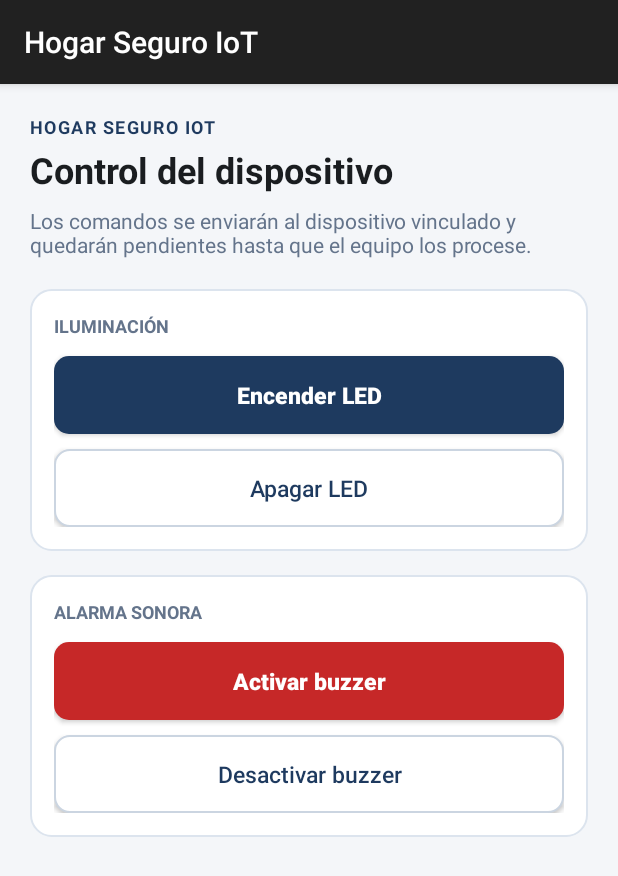
After one commit to Loreto-ISO/prueba-iot2, an Android app: the ControlActivity screen opened directly, with no data from a screen before it, on a phone screen of 412 x 824 dp. The commit adds this screen. Shown: the top 876 px of the screen. Run offline under Robolectric (Android 15) with nearby library versions, the phone set to English and light mode, and no system bars; our stand-ins replace Firebase (no records; nobody signed in at launch, a user with empty details on screens opened directly).

Commit message:
feat: add authenticated actuator controls

```diff
--- a/app/src/main/AndroidManifest.xml
+++ b/app/src/main/AndroidManifest.xml
@@ -26,6 +26,7 @@
         <activity android:name=".RegisterActivity" android:exported="false" />
         <activity android:name=".AdminActivity" android:exported="false" />
         <activity android:name=".DashboardActivity" android:exported="false" />
+        <activity android:name=".ControlActivity" android:exported="false" />
 
     </application>
 </manifest>
--- /dev/null
+++ b/app/src/main/java/com/example/myapplication/ControlActivity.kt
@@ -0,0 +1,58 @@
+package com.example.myapplication
+
+import android.os.Bundle
+import android.widget.Button
+import android.widget.Toast
+import androidx.appcompat.app.AppCompatActivity
+import com.example.myapplication.data.FirebaseDatabaseRepository
+import com.example.myapplication.model.DeviceCommand
+import com.google.firebase.auth.FirebaseAuth
+
+class ControlActivity : AppCompatActivity() {
+    private val databaseRepository = FirebaseDatabaseRepository()
+    private val deviceId = "casa-01"
+
+    override fun onCreate(savedInstanceState: Bundle?) {
+        super.onCreate(savedInstanceState)
+        setContentView(R.layout.activity_control)
+
+        if (FirebaseAuth.getInstance().currentUser == null) {
+            Toast.makeText(this, "Inicia sesión para controlar el dispositivo", Toast.LENGTH_LONG).show()
+            finish()
+            return
+        }
+
+        findViewById<Button>(R.id.btnLedOn).setOnClickListener {
+            sendCommand(DeviceCommand.SET_LED, true, "Encendido del LED solicitado")
+        }
+        findViewById<Button>(R.id.btnLedOff).setOnClickListener {
+            sendCommand(DeviceCommand.SET_LED, false, "Apagado del LED solicitado")
+        }
+        findViewById<Button>(R.id.btnBuzzerOn).setOnClickListener {
+            sendCommand(DeviceCommand.SET_BUZZER, true, "Activación del buzzer solicitada")
+        }
+        findViewById<Button>(R.id.btnBuzzerOff).setOnClickListener {
+            sendCommand(DeviceCommand.SET_BUZZER, false, "Desactivación del buzzer solicitada")
+        }
+    }
+
+    private fun sendCommand(type: String, value: Boolean, confirmation: String) {
+        val userId = FirebaseAuth.getInstance().currentUser?.uid
+        if (userId.isNullOrBlank()) {
+            Toast.makeText(this, "Sesión no válida. Inicia sesión nuevamente.", Toast.LENGTH_LONG).show()
+            return
+        }
+
+        databaseRepository.sendCommand(deviceId, type, value, userId)
+            .addOnSuccessListener {
+                Toast.makeText(this, "$confirmation. Esperando respuesta del dispositivo.", Toast.LENGTH_LONG).show()
+            }
+            .addOnFailureListener { error ->
+                Toast.makeText(
+                    this,
+                    "No se pudo enviar el comando: ${error.localizedMessage ?: "error de conexión"}",
+                    Toast.LENGTH_LONG
+                ).show()
+            }
+    }
+}
--- /dev/null
+++ b/app/src/main/res/layout/activity_control.xml
@@ -0,0 +1,120 @@
+<?xml version="1.0" encoding="utf-8"?>
+<ScrollView xmlns:android="http://schemas.android.com/apk/res/android"
+    android:layout_width="match_parent"
+    android:layout_height="match_parent"
+    android:background="#F4F6F9"
+    android:fillViewport="true">
+
+    <LinearLayout
+        android:layout_width="match_parent"
+        android:layout_height="wrap_content"
+        android:orientation="vertical"
+        android:padding="20dp">
+
+        <TextView
+            android:layout_width="wrap_content"
+            android:layout_height="wrap_content"
+            android:layout_marginBottom="4dp"
+            android:letterSpacing="0.08"
+            android:text="HOGAR SEGURO IOT"
+            android:textColor="#1E3A5F"
+            android:textSize="12sp"
+            android:textStyle="bold" />
+
+        <TextView
+            android:layout_width="wrap_content"
+            android:layout_height="wrap_content"
+            android:layout_marginBottom="8dp"
+            android:text="Control del dispositivo"
+            android:textColor="#1A1D20"
+            android:textSize="24sp"
+            android:textStyle="bold" />
+
+        <TextView
+            android:layout_width="match_parent"
+            android:layout_height="wrap_content"
+            android:layout_marginBottom="20dp"
+            android:text="Los comandos se enviarán al dispositivo vinculado y quedarán pendientes hasta que el equipo los procese."
+            android:textColor="#64748B"
+            android:textSize="14sp" />
+
+        <LinearLayout
+            android:layout_width="match_parent"
+            android:layout_height="wrap_content"
+            android:layout_marginBottom="16dp"
+            android:background="@drawable/bg_card_clean"
+            android:orientation="vertical"
+            android:padding="16dp">
+
+            <TextView
+                android:layout_width="wrap_content"
+                android:layout_height="wrap_content"
+                android:layout_marginBottom="12dp"
+                android:text="ILUMINACIÓN"
+                android:textColor="#64748B"
+                android:textSize="12sp"
+                android:textStyle="bold" />
+
+            <Button
+                android:id="@+id/btnLedOn"
+                android:layout_width="match_parent"
+                android:layout_height="52dp"
+                android:background="@drawable/bg_btn_primary"
+                android:text="Encender LED"
+                android:textAllCaps="false"
+                android:textColor="#FFFFFF"
+                android:textSize="15sp"
+                android:textStyle="bold" />
+
+            <Button
+                android:id="@+id/btnLedOff"
+                android:layout_width="match_parent"
+                android:layout_height="52dp"
+                android:layout_marginTop="10dp"
+                android:background="@drawable/bg_btn_secondary"
+                android:text="Apagar LED"
+                android:textAllCaps="false"
+                android:textColor="#1E3A5F"
+                android:textSize="15sp" />
+        </LinearLayout>
+
+        <LinearLayout
+            android:layout_width="match_parent"
+            android:layout_height="wrap_content"
+            android:background="@drawable/bg_card_clean"
+            android:orientation="vertical"
+            android:padding="16dp">
+
+            <TextView
+                android:layout_width="wrap_content"
+                android:layout_height="wrap_content"
+                android:layout_marginBottom="12dp"
+                android:text="ALARMA SONORA"
+                android:textColor="#64748B"
+                android:textSize="12sp"
+                android:textStyle="bold" />
+
+            <Button
+                android:id="@+id/btnBuzzerOn"
+                android:layout_width="match_parent"
+                android:layout_height="52dp"
+                android:background="@drawable/bg_btn_danger"
+                android:text="Activar buzzer"
+                android:textAllCaps="false"
+                android:textColor="#FFFFFF"
+                android:textSize="15sp"
+                android:textStyle="bold" />
+
+            <Button
+                android:id="@+id/btnBuzzerOff"
+                android:layout_width="match_parent"
+                android:layout_height="52dp"
+                android:layout_marginTop="10dp"
+                android:background="@drawable/bg_btn_secondary"
+                android:text="Desactivar buzzer"
+                android:textAllCaps="false"
+                android:textColor="#1E3A5F"
+                android:textSize="15sp" />
+        </LinearLayout>
+    </LinearLayout>
+</ScrollView>
```
Also changed, not shown: app/src/main/java/com/example/myapplication/DashboardActivity.kt (+20 -28 lines), app/src/main/res/layout/activity_dashboard.xml (+13 -0 lines).
